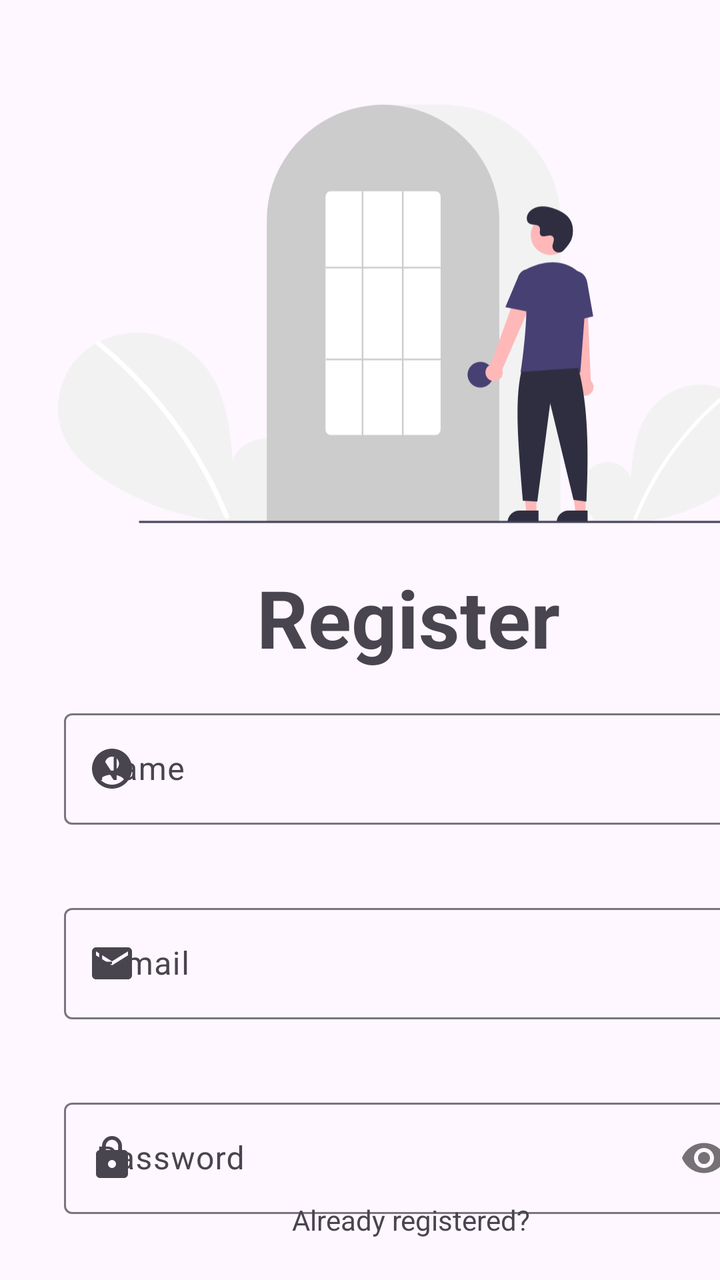
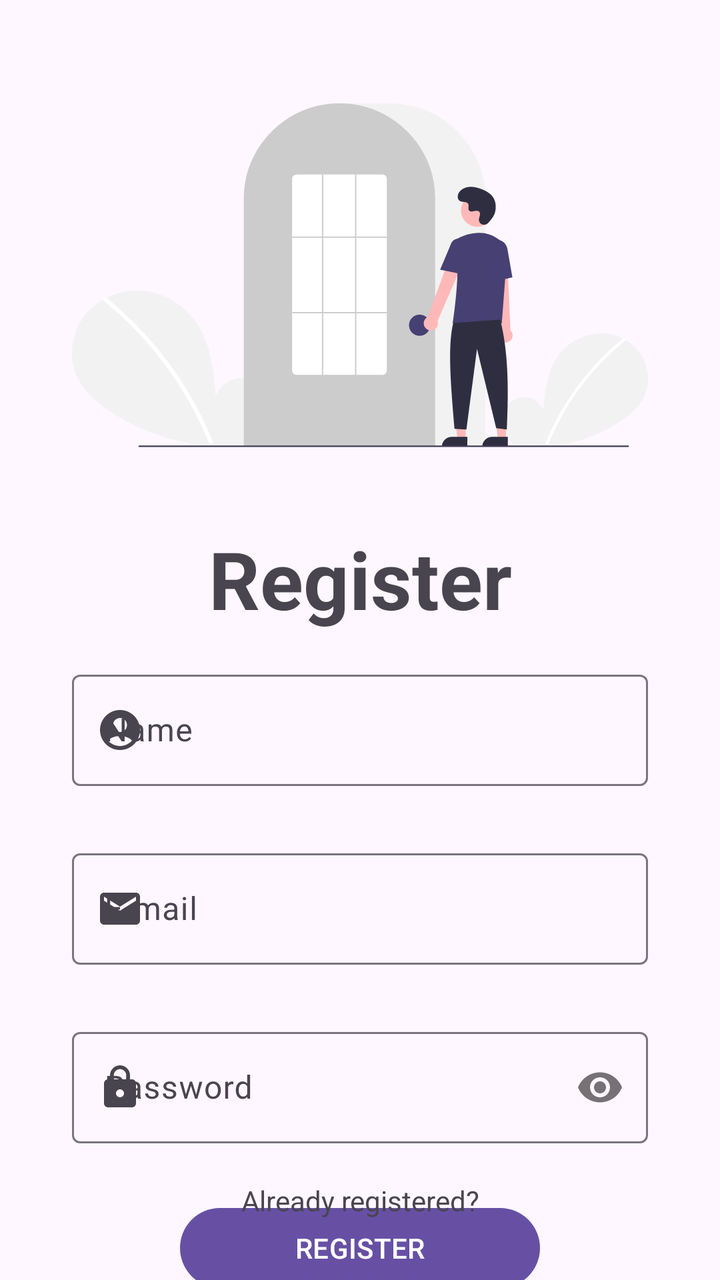

Before-and-after screenshots of an Android layout around one commit, followed by the original layout XML and the change that was made.
<!-- AndroidManifest.xml: application theme Theme.Foodalchemy -->
<!-- res/layout/fragment_registration.xml -->
<?xml version="1.0" encoding="utf-8"?>
<androidx.constraintlayout.widget.ConstraintLayout xmlns:android="http://schemas.android.com/apk/res/android"
    xmlns:app="http://schemas.android.com/apk/res-auto"
    xmlns:tools="http://schemas.android.com/tools"
    android:layout_width="match_parent"
    android:layout_height="match_parent"
    tools:context=".ui.AuthActivity">

    <ImageView
        android:id="@+id/imageView2"
        android:layout_width="350dp"
        android:layout_height="250dp"
        android:layout_marginTop="32dp"
        android:src="@drawable/undraw_login_re_4vu2"
        app:layout_constraintBottom_toTopOf="@+id/textview_register"
        app:layout_constraintEnd_toStartOf="@+id/guideline6"
        app:layout_constraintStart_toStartOf="@+id/guideline5"
        app:layout_constraintTop_toTopOf="parent"
        android:contentDescription="@string/sign_up_image"/>

    <TextView
        android:id="@+id/textview_register"
        android:layout_width="wrap_content"
        android:layout_height="wrap_content"
        android:text="@string/register_textview"
        android:textSize="40sp"
        android:textStyle="bold"
        app:layout_constraintEnd_toStartOf="@+id/guideline6"
        app:layout_constraintStart_toStartOf="@+id/guideline5"
        app:layout_constraintTop_toBottomOf="@+id/imageView2" />

    <androidx.constraintlayout.widget.Guideline
        android:id="@+id/guideline5"
        android:layout_width="wrap_content"
        android:layout_height="wrap_content"
        android:orientation="vertical"
        app:layout_constraintGuide_begin="32dp" />

    <androidx.constraintlayout.widget.Guideline
        android:id="@+id/guideline6"
        android:layout_width="0dp"
        android:layout_height="wrap_content"
        android:layout_marginEnd="32dp"
        android:orientation="vertical"
        app:layout_constraintEnd_toEndOf="parent"
        app:layout_constraintGuide_begin="376dp" />

    <com.google.android.material.textfield.TextInputLayout
        android:id="@+id/text_input_layout_email"
        android:layout_width="0dp"
        android:layout_height="wrap_content"
        android:layout_marginTop="8dp"
        android:layout_marginBottom="8dp"
        app:endIconMode="clear_text"
        app:errorEnabled="true"
        app:layout_constraintBottom_toTopOf="@+id/text_input_layout_password"
        app:layout_constraintEnd_toStartOf="@+id/guideline6"
        app:layout_constraintStart_toStartOf="@+id/guideline5"
        app:layout_constraintTop_toBottomOf="@+id/text_input_layout_name"
        app:startIconDrawable="@drawable/baseline_email_24">

        <com.google.android.material.textfield.TextInputEditText
            android:id="@+id/text_input_edit_text_email"
            android:layout_width="match_parent"
            android:layout_height="wrap_content"
            android:hint="@string/email_hint"
            android:inputType="textEmailAddress" />
    </com.google.android.material.textfield.TextInputLayout>

    <com.google.android.material.textfield.TextInputLayout
        android:id="@+id/text_input_layout_password"
        android:layout_width="0dp"
        android:layout_height="wrap_content"
        android:layout_marginTop="8dp"
        android:layout_marginBottom="24dp"
        app:errorEnabled="true"
        app:layout_constraintBottom_toTopOf="@+id/button_register"
        app:layout_constraintEnd_toStartOf="@+id/guideline6"
        app:layout_constraintStart_toStartOf="@+id/guideline5"
        app:layout_constraintTop_toBottomOf="@+id/text_input_layout_email"
        app:passwordToggleEnabled="true"
        app:startIconDrawable="@drawable/baseline_lock_24">

        <com.google.android.material.textfield.TextInputEditText
            android:id="@+id/text_input_edit_text_password"
            android:layout_width="match_parent"
            android:layout_height="wrap_content"
            android:hint="@string/password_hint"
            android:inputType="textPassword" />
    </com.google.android.material.textfield.TextInputLayout>

    <com.google.android.material.textfield.TextInputLayout
        android:id="@+id/text_input_layout_name"
        android:layout_width="0dp"
        android:layout_height="wrap_content"
        android:layout_marginTop="16dp"
        android:layout_marginBottom="8dp"
        app:endIconMode="clear_text"
        app:errorEnabled="true"
        app:layout_constraintBottom_toTopOf="@+id/text_input_layout_email"
        app:layout_constraintEnd_toStartOf="@+id/guideline6"
        app:layout_constraintStart_toStartOf="@+id/guideline5"
        app:layout_constraintTop_toBottomOf="@+id/textview_register"
        app:startIconDrawable="@drawable/baseline_account_circle_24">

        <com.google.android.material.textfield.TextInputEditText
            android:id="@+id/text_input_edit_text_name"
            android:layout_width="match_parent"
            android:layout_height="wrap_content"
            android:hint="@string/name_hint" />
    </com.google.android.material.textfield.TextInputLayout>

    <Button
        android:id="@+id/button_register"
        style="@style/Widget.Material3.Button"
        android:layout_width="0dp"
        android:layout_height="wrap_content"
        android:layout_marginTop="24dp"
        android:text="@string/register_button"
        android:textSize="14sp"
        app:layout_constraintEnd_toStartOf="@+id/guideline9"
        app:layout_constraintStart_toStartOf="@+id/guideline8"
        app:layout_constraintTop_toBottomOf="@+id/text_input_layout_password" />

    <androidx.constraintlayout.widget.Guideline
        android:id="@+id/guideline8"
        android:layout_width="wrap_content"
        android:layout_height="wrap_content"
        android:orientation="vertical"
        app:layout_constraintGuide_begin="96dp" />

    <androidx.constraintlayout.widget.Guideline
        android:id="@+id/guideline9"
        android:layout_width="wrap_content"
        android:layout_height="wrap_content"
        android:orientation="vertical"
        app:layout_constraintGuide_begin="314dp" />

    <TextView
        android:id="@+id/textview_already_register"
        android:layout_width="wrap_content"
        android:layout_height="wrap_content"
        android:layout_marginTop="24dp"
        android:layout_marginBottom="8dp"
        android:text="@string/register_textview2"
        android:textSize="14sp"
        app:layout_constraintBottom_toTopOf="@+id/button_signin"
        app:layout_constraintEnd_toStartOf="@+id/guideline9"
        app:layout_constraintHorizontal_bias="0.505"
        app:layout_constraintStart_toStartOf="@+id/guideline8"
        app:layout_constraintTop_toBottomOf="@+id/button_register" />

    <Button
        android:id="@+id/button_signin"
        style="@style/Widget.MaterialComponents.Button.TextButton"
        android:layout_width="wrap_content"
        android:layout_height="48dp"
        android:layout_marginBottom="88dp"
        android:text="@string/sign_in_button"
        android:textStyle="bold"
        app:layout_constraintBottom_toBottomOf="parent"
        app:layout_constraintEnd_toStartOf="@+id/guideline9"
        app:layout_constraintStart_toStartOf="@+id/guideline8"
        app:layout_constraintTop_toBottomOf="@+id/textview_already_register" />

</androidx.constraintlayout.widget.ConstraintLayout>
<!-- resources referenced by this layout -->
<resources>
  <!-- drawable baseline_account_circle_24 (drawable) -->
  <vector android:height="24dp" android:tint="#000000"
      android:viewportHeight="24" android:viewportWidth="24"
      android:width="24dp" xmlns:android="http://schemas.android.com/apk/res/android">
      <path android:fillColor="@android:color/white" android:pathData="M12,2C6.48,2 2,6.48 2,12s4.48,10 10,10s10,-4.48 10,-10S17.52,2 12,2zM12,6c1.93,0 3.5,1.57 3.5,3.5S13.93,13 12,13s-3.5,-1.57 -3.5,-3.5S10.07,6 12,6zM12,20c-2.03,0 -4.43,-0.82 -6.14,-2.88C7.55,15.8 9.68,15 12,15s4.45,0.8 6.14,2.12C16.43,19.18 14.03,20 12,20z"/>
  </vector>
  <!-- drawable baseline_email_24 (drawable) -->
  <vector android:height="24dp" android:tint="#000000"
      android:viewportHeight="24" android:viewportWidth="24"
      android:width="24dp" xmlns:android="http://schemas.android.com/apk/res/android">
      <path android:fillColor="@android:color/white" android:pathData="M20,4L4,4c-1.1,0 -1.99,0.9 -1.99,2L2,18c0,1.1 0.9,2 2,2h16c1.1,0 2,-0.9 2,-2L22,6c0,-1.1 -0.9,-2 -2,-2zM20,8l-8,5 -8,-5L4,6l8,5 8,-5v2z"/>
  </vector>
  <!-- drawable baseline_lock_24 (drawable) -->
  <vector android:height="24dp" android:tint="#000000"
      android:viewportHeight="24" android:viewportWidth="24"
      android:width="24dp" xmlns:android="http://schemas.android.com/apk/res/android">
      <path android:fillColor="@android:color/white" android:pathData="M18,8h-1L17,6c0,-2.76 -2.24,-5 -5,-5S7,3.24 7,6v2L6,8c-1.1,0 -2,0.9 -2,2v10c0,1.1 0.9,2 2,2h12c1.1,0 2,-0.9 2,-2L20,10c0,-1.1 -0.9,-2 -2,-2zM12,17c-1.1,0 -2,-0.9 -2,-2s0.9,-2 2,-2 2,0.9 2,2 -0.9,2 -2,2zM15.1,8L8.9,8L8.9,6c0,-1.71 1.39,-3.1 3.1,-3.1 1.71,0 3.1,1.39 3.1,3.1v2z"/>
  </vector>
  <!-- drawable undraw_login_re_4vu2: vector/xml drawable (drawable, 5564 chars, omitted) -->
  <string name="email_hint">E-mail</string>
  <string name="name_hint">Name</string>
  <string name="password_hint">Password</string>
  <string name="register_button">REGISTER</string>
  <string name="register_textview">Register</string>
  <string name="register_textview2">Already registered?</string>
  <string name="sign_in_button">SIGN IN</string>
  <string name="sign_up_image">Signup Image</string>
  <style name="Theme.Foodalchemy" parent="Base.Theme.Foodalchemy" />
  <style name="Base.Theme.Foodalchemy" parent="Theme.Material3.DayNight.NoActionBar">
          
          
      </style>
</resources>

<!-- the commit's change to res/layout/fragment_registration.xml (unified diff, before → after) -->
@@ -8,15 +8,14 @@
 
     <ImageView
         android:id="@+id/imageView2"
-        android:layout_width="350dp"
+        android:layout_width="0dp"
         android:layout_height="250dp"
-        android:layout_marginTop="32dp"
+        android:contentDescription="@string/sign_up_image"
         android:src="@drawable/undraw_login_re_4vu2"
         app:layout_constraintBottom_toTopOf="@+id/textview_register"
         app:layout_constraintEnd_toStartOf="@+id/guideline6"
         app:layout_constraintStart_toStartOf="@+id/guideline5"
-        app:layout_constraintTop_toTopOf="parent"
-        android:contentDescription="@string/sign_up_image"/>
+        app:layout_constraintTop_toTopOf="@+id/guideline17" />
 
     <TextView
         android:id="@+id/textview_register"
@@ -34,7 +33,7 @@
         android:layout_width="wrap_content"
         android:layout_height="wrap_content"
         android:orientation="vertical"
-        app:layout_constraintGuide_begin="32dp" />
+        app:layout_constraintGuide_percent="0.10" />
 
     <androidx.constraintlayout.widget.Guideline
         android:id="@+id/guideline6"
@@ -43,13 +42,12 @@
         android:layout_marginEnd="32dp"
         android:orientation="vertical"
         app:layout_constraintEnd_toEndOf="parent"
-        app:layout_constraintGuide_begin="376dp" />
+        app:layout_constraintGuide_percent="0.90" />
 
     <com.google.android.material.textfield.TextInputLayout
         android:id="@+id/text_input_layout_email"
         android:layout_width="0dp"
         android:layout_height="wrap_content"
-        android:layout_marginTop="8dp"
         android:layout_marginBottom="8dp"
         app:endIconMode="clear_text"
         app:errorEnabled="true"
@@ -71,7 +69,6 @@
         android:id="@+id/text_input_layout_password"
         android:layout_width="0dp"
         android:layout_height="wrap_content"
-        android:layout_marginTop="8dp"
         android:layout_marginBottom="24dp"
         app:errorEnabled="true"
         app:layout_constraintBottom_toTopOf="@+id/button_register"
@@ -115,7 +112,7 @@
         style="@style/Widget.Material3.Button"
         android:layout_width="0dp"
         android:layout_height="wrap_content"
-        android:layout_marginTop="24dp"
+        android:layout_marginTop="8dp"
         android:text="@string/register_button"
         android:textSize="14sp"
         app:layout_constraintEnd_toStartOf="@+id/guideline9"
@@ -127,20 +124,19 @@
         android:layout_width="wrap_content"
         android:layout_height="wrap_content"
         android:orientation="vertical"
-        app:layout_constraintGuide_begin="96dp" />
+        app:layout_constraintGuide_percent="0.25" />
 
     <androidx.constraintlayout.widget.Guideline
         android:id="@+id/guideline9"
         android:layout_width="wrap_content"
         android:layout_height="wrap_content"
         android:orientation="vertical"
-        app:layout_constraintGuide_begin="314dp" />
+        app:layout_constraintGuide_percent="0.75" />
 
     <TextView
         android:id="@+id/textview_already_register"
         android:layout_width="wrap_content"
         android:layout_height="wrap_content"
-        android:layout_marginTop="24dp"
         android:layout_marginBottom="8dp"
         android:text="@string/register_textview2"
         android:textSize="14sp"
@@ -155,12 +151,25 @@
         style="@style/Widget.MaterialComponents.Button.TextButton"
         android:layout_width="wrap_content"
         android:layout_height="48dp"
-        android:layout_marginBottom="88dp"
         android:text="@string/sign_in_button"
         android:textStyle="bold"
-        app:layout_constraintBottom_toBottomOf="parent"
+        app:layout_constraintBottom_toTopOf="@+id/guideline18"
         app:layout_constraintEnd_toStartOf="@+id/guideline9"
         app:layout_constraintStart_toStartOf="@+id/guideline8"
         app:layout_constraintTop_toBottomOf="@+id/textview_already_register" />
 
+    <androidx.constraintlayout.widget.Guideline
+        android:id="@+id/guideline17"
+        android:layout_width="wrap_content"
+        android:layout_height="wrap_content"
+        android:orientation="horizontal"
+        app:layout_constraintGuide_percent="0.02" />
+
+    <androidx.constraintlayout.widget.Guideline
+        android:id="@+id/guideline18"
+        android:layout_width="wrap_content"
+        android:layout_height="wrap_content"
+        android:orientation="horizontal"
+        app:layout_constraintGuide_percent="0.95" />
+
 </androidx.constraintlayout.widget.ConstraintLayout>
